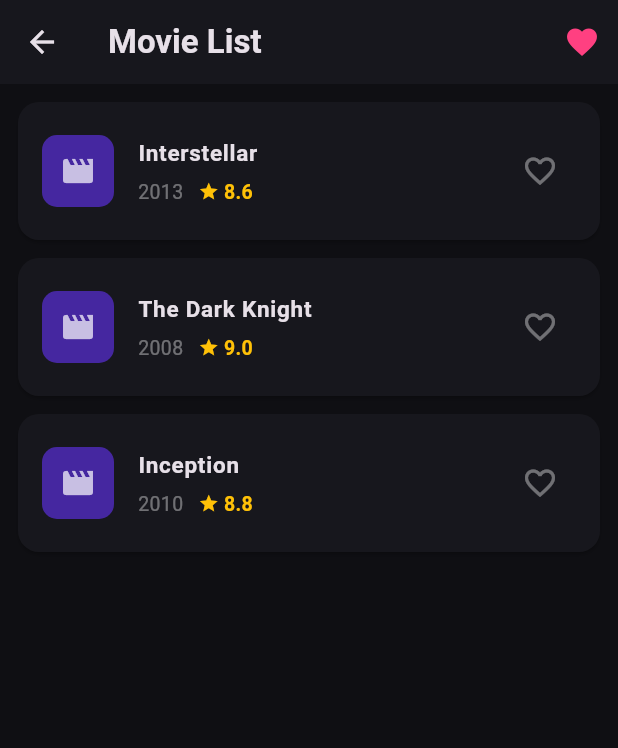
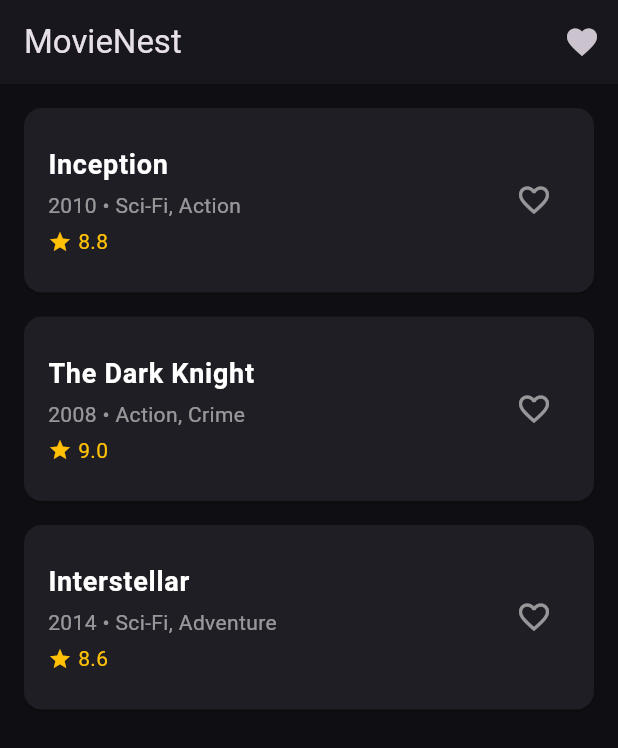
Before and after one commit to Khidhir-ziyan/flutter-hw, a Flutter app: the screen it shows after launch, after a tap on "Get Started", on a phone screen of 412 x 824 dp. Shown: the top 748 px of the screen. Run offline on Flutter 3.47's test engine with Material 3 defaults, Android fonts, the phone set to English and light mode, and no system bars.

Commit message:
add BLoC

```diff
--- /dev/null
+++ b/lib/bloc/movie_bloc.dart
@@ -0,0 +1,98 @@
+import 'dart:async';
+
+class MovieBloc {
+  // =========================
+  // DATA MOVIE
+  // =========================
+
+  final List<Map<String, String>> _movies = [
+    {
+      'title': 'Interstellar',
+      'release': '2013',
+      'rating': '8.6',
+      'genre': 'Sci-Fi',
+      'director': 'Christopher Nolan',
+      'synopsis':
+          'A team of explorers travel through a wormhole in space in an attempt to ensure humanity\'s survival.'
+    },
+    {
+      'title': 'The Dark Knight',
+      'release': '2008',
+      'rating': '9.0',
+      'genre': 'Action',
+      'director': 'Christopher Nolan',
+      'synopsis':
+          'When the menace known as the Joker wreaks havoc on Gotham City, Batman must accept one of the greatest tests of his ability to fight injustice.'
+    },
+    {
+      'title': 'Inception',
+      'release': '2010',
+      'rating': '8.8',
+      'genre': 'Thriller',
+      'director': 'Christopher Nolan',
+      'synopsis':
+          'A thief who steals corporate secrets through the use of dream-sharing technology is given the inverse task of planting an idea into the mind of a C.E.O.'
+    },
+  ];
+
+  // =========================
+  // FAVORITE STATE
+  // =========================
+
+  final List<Map<String, String>> _favoriteMovies = [];
+
+  final StreamController<List<Map<String, String>>> _favoriteController =
+      StreamController<List<Map<String, String>>>.broadcast();
+
+  Stream<List<Map<String, String>>> get favoriteStream =>
+      _favoriteController.stream;
+
+  // =========================
+  // FUTURE BUILDER SOURCE
+  // =========================
+
+  Future<List<Map<String, String>>> loadMovies() async {
+    await Future.delayed(const Duration(seconds: 2));
+    return _movies;
+  }
+
+  // =========================
+  // FAVORITE ACTIONS
+  // =========================
+
+  void addFavorite(Map<String, String> movie) {
+    final exists = _favoriteMovies.any(
+      (item) => item['title'] == movie['title'],
+    );
+
+    if (!exists) {
+      _favoriteMovies.add(movie);
+      _favoriteController.sink.add(List.from(_favoriteMovies));
+    }
+  }
+
+  void removeFavorite(Map<String, String> movie) {
+    _favoriteMovies.removeWhere(
+      (item) => item['title'] == movie['title'],
+    );
+
+    _favoriteController.sink.add(List.from(_favoriteMovies));
+  }
+
+  bool isFavorite(Map<String, String> movie) {
+    return _favoriteMovies.any(
+      (item) => item['title'] == movie['title'],
+    );
+  }
+
+  List<Map<String, String>> get favorites =>
+      List.unmodifiable(_favoriteMovies);
+
+  // =========================
+  // CLEANUP
+  // =========================
+
+  void dispose() {
+    _favoriteController.close();
+  }
+}
--- a/lib/main.dart
+++ b/lib/main.dart
@@ -1,12 +1,15 @@
 import 'package:flutter/material.dart';
-import 'screens/movie_list.dart';
+import 'bloc/movie_bloc.dart';
+import 'screens/movie_list.dart';  // Import ini
 
 void main() {
-  runApp(const MyApp());
+  runApp(MyApp());
 }
 
 class MyApp extends StatelessWidget {
-  const MyApp({super.key});
+  MyApp({super.key});
+
+  final MovieBloc movieBloc = MovieBloc();
 
   @override
   Widget build(BuildContext context) {
@@ -19,27 +22,25 @@ class MyApp extends StatelessWidget {
         scaffoldBackgroundColor: const Color(0xFF0F0F13),
         useMaterial3: true,
       ),
-      home: const WelcomeScreen(),
+      home: WelcomeScreen(movieBloc: movieBloc),
     );
   }
 }
 
+class WelcomeScreen extends StatelessWidget {
+  final MovieBloc movieBloc;
 
-
-class WelcomeScreen extends StatelessWidget {
-  const WelcomeScreen({super.key});
+  const WelcomeScreen({
+    super.key,
+    required this.movieBloc,
+  });
 
   @override
   Widget build(BuildContext context) {
     return Scaffold(
+      // ... semua kode WelcomeScreen sama seperti sebelumnya
       body: Container(
-        decoration: const BoxDecoration(
-          gradient: LinearGradient(
-            begin: Alignment.topLeft,
-            end: Alignment.bottomRight,
-            colors: [Color(0xFF1A0040), Color(0xFF0F0F13), Color(0xFF0F0F13)],
-          ),
-        ),
+        // ... kode yang sama
         child: SafeArea(
           child: Padding(
             padding: const EdgeInsets.symmetric(horizontal: 32),
@@ -47,55 +48,19 @@ class WelcomeScreen extends StatelessWidget {
               mainAxisAlignment: MainAxisAlignment.center,
               crossAxisAlignment: CrossAxisAlignment.start,
               children: [
-                const Spacer(flex: 2),
+                // ... semua widget yang sama sampai tombol
 
-                // Logo / Icon
-                Container(
-                  width: 72,
-                  height: 72,
-                  decoration: BoxDecoration(
-                    color: Colors.deepPurple,
-                    borderRadius: BorderRadius.circular(20),
-                  ),
-                  child: const Icon(Icons.movie_filter, size: 38, color: Colors.white),
-                ),
-
-                const SizedBox(height: 32),
-
-                // Headline
-                const Text(
-                  'Your movies,\nall in one place.',
-                  style: TextStyle(
-                    fontSize: 36,
-                    fontWeight: FontWeight.w800,
-                    height: 1.2,
-                    letterSpacing: -1,
-                  ),
-                ),
-
-                const SizedBox(height: 16),
-
-                // Subtext
-                const Text(
-                  'Discover, track, and explore films you love.',
-                  style: TextStyle(
-                    fontSize: 16,
-                    color: Colors.white54,
-                    height: 1.5,
-                  ),
-                ),
-
-                const Spacer(flex: 2),
-
-                // CTA Button
                 SizedBox(
                   width: double.infinity,
                   child: FilledButton(
                     onPressed: () {
-                      // TODO: Navigate to movie list page
-                      Navigator.push(
+                      Navigator.pushReplacement(
                         context,
-                        MaterialPageRoute(builder: (context) => const MovieList()),
+                        MaterialPageRoute(
+                          builder: (_) => MovieListPage(
+                            movieBloc: movieBloc,
+                          ),
+                        ),
                       );
                     },
                     style: FilledButton.styleFrom(
@@ -107,27 +72,14 @@ class WelcomeScreen extends StatelessWidget {
                     ),
                     child: const Text(
                       'Get Started',
-                      style: TextStyle(fontSize: 16, fontWeight: FontWeight.w600),
+                      style: TextStyle(
+                        fontSize: 16,
+                        fontWeight: FontWeight.w600,
+                      ),
                     ),
                   ),
                 ),
 
-                const SizedBox(height: 16),
-
-                // Secondary link
-                Center(
-                  child: TextButton(
-                    onPressed: () {
-                      // TODO: Navigate to login
-                    },
-                    child: const Text(
-                      'Already have an account? Sign in',
-                      style: TextStyle(color: Colors.white38, fontSize: 14),
-                    ),
-                  ),
-                ),
-
-                const SizedBox(height: 24),
               ],
             ),
           ),
--- a/lib/screens/movie_detail.dart
+++ b/lib/screens/movie_detail.dart
@@ -1,26 +1,33 @@
 import 'package:flutter/material.dart';
-import 'movie_list.dart' show favoriteMovies;
+import '../bloc/movie_bloc.dart';
 
 class MovieDetail extends StatefulWidget {
   final Map<String, String> movie;
-  const MovieDetail({super.key, required this.movie});
+  final MovieBloc movieBloc;
+
+  const MovieDetail({
+    super.key,
+    required this.movie,
+    required this.movieBloc,
+  });
 
   @override
   State<MovieDetail> createState() => _MovieDetailState();
 }
 
 class _MovieDetailState extends State<MovieDetail> {
-  bool get _isFav => favoriteMovies.contains(widget.movie['title']);
+  bool get _isFav =>
+    widget.movieBloc.isFavorite(widget.movie);
 
   void _toggleFavorite() {
-    setState(() {
-      if (_isFav) {
-        favoriteMovies.remove(widget.movie['title']);
-      } else {
-        favoriteMovies.add(widget.movie['title']!);
-      }
-    });
+  if (_isFav) {
+    widget.movieBloc.removeFavorite(widget.movie);
+  } else {
+    widget.movieBloc.addFavorite(widget.movie);
   }
+
+  setState(() {});
+}
 
   @override
   Widget build(BuildContext context) {
--- a/lib/screens/movie_list.dart
+++ b/lib/screens/movie_list.dart
@@ -1,32 +1,48 @@
 import 'package:flutter/material.dart';
+import '../bloc/movie_bloc.dart';
 import 'movie_detail.dart';
+import 'favorite_page.dart';
 
-// State favorit disimpan di sini agar bisa dishare antar halaman
-final Set<String> favoriteMovies = {};
+class MovieListPage extends StatefulWidget {
+  final MovieBloc movieBloc;
 
-final List<Map<String, String>> movies = [
-  {'title': 'Interstellar', 'release': '2013', 'rating': '8.6', 'genre': 'Sci-Fi', 'director': 'Christopher Nolan', 'synopsis': 'A team of explorers travel through a wormhole in space in an attempt to ensure humanity\'s survival.'},
-  {'title': 'The Dark Knight', 'release': '2008', 'rating': '9.0', 'genre': 'Action', 'director': 'Christopher Nolan', 'synopsis': 'When the menace known as the Joker wreaks havoc on Gotham City, Batman must accept one of the greatest tests of his ability to fight injustice.'},
-  {'title': 'Inception', 'release': '2010', 'rating': '8.8', 'genre': 'Thriller', 'director': 'Christopher Nolan', 'synopsis': 'A thief who steals corporate secrets through the use of dream-sharing technology is given the inverse task of planting an idea into the mind of a C.E.O.'},
-];
-
-class MovieList extends StatefulWidget {
-  const MovieList({super.key});
+  const MovieListPage({
+    super.key,
+    required this.movieBloc,
+  });
 
   @override
-  State<MovieList> createState() => _MovieListState();
+  State<MovieListPage> createState() => _MovieListPageState();
 }
 
-class _MovieListState extends State<MovieList> {
-  void _toggleFavorite(String title) {
-    setState(() {
-      if (favoriteMovies.contains(title)) {
-        favoriteMovies.remove(title);
-      } else {
-        favoriteMovies.add(title);
-      }
-    });
-  }
+class _MovieListPageState extends State<MovieListPage> {
+  // Contoh data movie (nanti bisa diganti dengan data dari API atau BLoC)
+  final List<Map<String, String>> movies = [
+    {
+      'title': 'Inception',
+      'release': '2010',
+      'genre': 'Sci-Fi, Action',
+      'rating': '8.8',
+      'director': 'Christopher Nolan',
+      'synopsis': 'A thief who steals corporate secrets through the use of dream-sharing technology is given the inverse task of planting an idea into the mind of a CEO.',
+    },
+    {
+      'title': 'The Dark Knight',
+      'release': '2008',
+      'genre': 'Action, Crime',
+      'rating': '9.0',
+      'director': 'Christopher Nolan',
+      'synopsis': 'When the menace known as the Joker wreaks havoc and chaos on the people of Gotham, Batman must accept one of the greatest psychological and physical tests of his ability to fight injustice.',
+    },
+    {
+      'title': 'Interstellar',
+      'release': '2014',
+      'genre': 'Sci-Fi, Adventure',
+      'rating': '8.6',
+      'director': 'Christopher Nolan',
+      'synopsis': "A team of explorers travel through a wormhole in space in an attempt to ensure humanity's survival.",
+    },
+  ];
 
   @override
   Widget build(BuildContext context) {
@@ -34,73 +50,97 @@ class _MovieListState extends State<MovieList> {
       backgroundColor: const Color(0xFF0F0F13),
       appBar: AppBar(
         backgroundColor: const Color(0xFF17171D),
-        title: const Text('Movie List', style: TextStyle(fontWeight: FontWeight.w700)),
+        title: const Text('MovieNest'),
         actions: [
-          Padding(
-            padding: const EdgeInsets.only(right: 12),
-            child: Badge(
-              isLabelVisible: favoriteMovies.isNotEmpty,
-              label: Text(favoriteMovies.length.toString()),
-              child: const Icon(Icons.favorite, color: Colors.pinkAccent),
-            ),
+          IconButton(
+            icon: const Icon(Icons.favorite),
+            onPressed: () {
+              Navigator.push(
+                context,
+                MaterialPageRoute(
+                  builder: (_) => FavoritePage(
+                    movieBloc: widget.movieBloc,
+                  ),
+                ),
+              );
+            },
           ),
         ],
       ),
       body: ListView.builder(
-        padding: const EdgeInsets.all(12),
+        padding: const EdgeInsets.all(16),
         itemCount: movies.length,
         itemBuilder: (context, index) {
           final movie = movies[index];
-          final isFav = favoriteMovies.contains(movie['title']);
+          final isFavorite = widget.movieBloc.isFavorite(movie);
 
           return Card(
-            color: const Color(0xFF17171D),
-            margin: const EdgeInsets.only(bottom: 12),
-            shape: RoundedRectangleBorder(borderRadius: BorderRadius.circular(14)),
+            color: const Color(0xFF1E1E24),
+            margin: const EdgeInsets.only(bottom: 16),
+            shape: RoundedRectangleBorder(
+              borderRadius: BorderRadius.circular(12),
+            ),
             child: ListTile(
-              contentPadding: const EdgeInsets.symmetric(horizontal: 16, vertical: 10),
-              onTap: () async {
-                await Navigator.push(
-                  context,
-                  MaterialPageRoute(
-                    builder: (_) => MovieDetail(movie: movie),
-                  ),
-                );
-                // Refresh state saat balik dari detail
-                setState(() {});
-              },
-              leading: Container(
-                width: 48,
-                height: 48,
-                decoration: BoxDecoration(
-                  color: Colors.deepPurple.shade800,
-                  borderRadius: BorderRadius.circular(10),
-                ),
-                child: const Icon(Icons.movie, color: Colors.white70),
-              ),
+              contentPadding: const EdgeInsets.all(16),
               title: Text(
                 movie['title']!,
-                style: const TextStyle(fontWeight: FontWeight.w600, fontSize: 15),
+                style: const TextStyle(
+                  fontSize: 18,
+                  fontWeight: FontWeight.bold,
+                  color: Colors.white,
+                ),
               ),
-              subtitle: Padding(
-                padding: const EdgeInsets.only(top: 4),
-                child: Row(
-                  children: [
-                    Text(movie['release']!, style: const TextStyle(color: Colors.white38, fontSize: 13)),
-                    const SizedBox(width: 10),
-                    const Icon(Icons.star, color: Color(0xFFFFC107), size: 14),
-                    const SizedBox(width: 3),
-                    Text(movie['rating']!, style: const TextStyle(color: Color(0xFFFFC107), fontSize: 13, fontWeight: FontWeight.w600)),
-                  ],
-                ),
+              subtitle: Column(
+                crossAxisAlignment: CrossAxisAlignment.start,
+                children: [
+                  const SizedBox(height: 4),
+                  Text(
+                    '${movie['release']} • ${movie['genre']}',
+                    style: const TextStyle(color: Colors.white54),
+                  ),
+                  const SizedBox(height: 4),
+                  Row(
+                    children: [
+                      const Icon(
+                        Icons.star,
+                        color: Colors.amber,
+                        size: 16,
+                      ),
+                      const SizedBox(width: 4),
+                      Text(
+                        movie['rating']!,
+                        style: const TextStyle(color: Colors.amber),
+                      ),
+                    ],
+                  ),
+                ],
               ),
               trailing: IconButton(
                 icon: Icon(
-                  isFav ? Icons.favorite : Icons.favorite_border,
-                  color: isFav ? Colors.pinkAccent : Colors.white38,
+                  isFavorite ? Icons.favorite : Icons.favorite_border,
+                  color: isFavorite ? Colors.red : Colors.white54,
                 ),
-                onPressed: () => _toggleFavorite(movie['title']!),
+                onPressed: () {
+                  setState(() {
+                    if (isFavorite) {
+                      widget.movieBloc.removeFavorite(movie);
+                    } else {
+                      widget.movieBloc.addFavorite(movie);
+                    }
+                  });
+                },
               ),
+              onTap: () {
+                Navigator.push(
+                  context,
+                  MaterialPageRoute(
+                    builder: (_) => MovieDetail(
+                      movie: movie,
+                      movieBloc: widget.movieBloc,
+                    ),
+                  ),
+                );
+              },
             ),
           );
         },
--- a/pubspec.yaml
+++ b/pubspec.yaml
@@ -30,6 +30,7 @@ environment:
 dependencies:
   flutter:
     sdk: flutter
+ #   flutter_bloc:
 
   # The following adds the Cupertino Icons font to your application.
   # Use with the CupertinoIcons class for iOS style icons.
```
Also changed, not shown: lib/screens/favorite_page.dart (added, +122 -0 lines), 1 other file.
